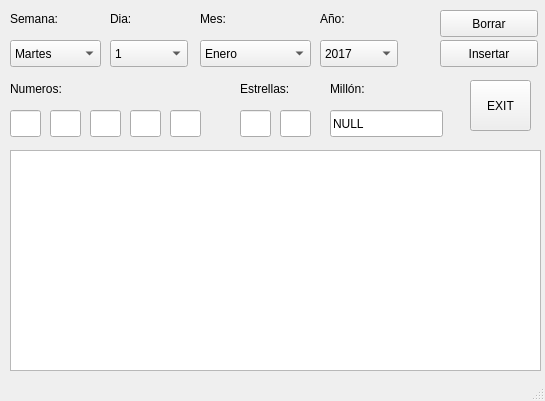
Qt form Backup/windows_gui.ui (jeankarin/omega) before a commit.
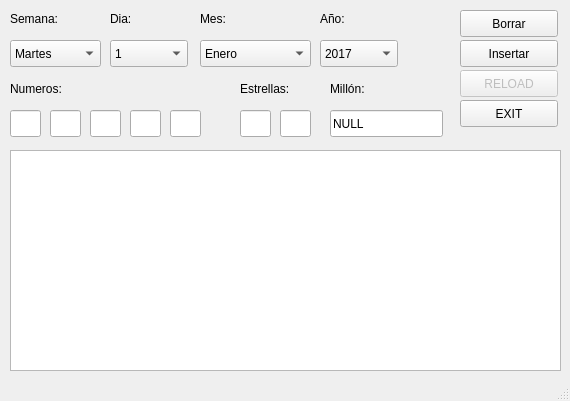
The same form after that commit.

Commit message: Agregamos boton reload

Diff of the .ui file:
```diff
--- a/Backup/windows_gui.ui
+++ b/Backup/windows_gui.ui
@@ -9,19 +9,19 @@
    <rect>
     <x>0</x>
     <y>0</y>
-    <width>545</width>
+    <width>570</width>
     <height>401</height>
    </rect>
   </property>
   <property name="minimumSize">
    <size>
-    <width>545</width>
+    <width>570</width>
     <height>401</height>
    </size>
   </property>
   <property name="maximumSize">
    <size>
-    <width>545</width>
+    <width>570</width>
     <height>401</height>
    </size>
   </property>
@@ -474,7 +474,7 @@
    <widget class="QPushButton" name="EraseButton">
     <property name="geometry">
      <rect>
-      <x>440</x>
+      <x>460</x>
       <y>10</y>
       <width>98</width>
       <height>27</height>
@@ -487,7 +487,7 @@
    <widget class="QPushButton" name="InsertButton">
     <property name="geometry">
      <rect>
-      <x>440</x>
+      <x>460</x>
       <y>40</y>
       <width>98</width>
       <height>27</height>
@@ -500,10 +500,10 @@
    <widget class="QPushButton" name="ExitButton">
     <property name="geometry">
      <rect>
-      <x>470</x>
-      <y>80</y>
-      <width>61</width>
-      <height>51</height>
+      <x>460</x>
+      <y>100</y>
+      <width>98</width>
+      <height>27</height>
      </rect>
     </property>
     <property name="text">
@@ -548,7 +548,7 @@
      <rect>
       <x>10</x>
       <y>150</y>
-      <width>531</width>
+      <width>551</width>
       <height>221</height>
      </rect>
     </property>
@@ -556,6 +556,22 @@
      <bool>true</bool>
     </property>
    </widget>
+   <widget class="QPushButton" name="ReloadButton">
+    <property name="enabled">
+     <bool>false</bool>
+    </property>
+    <property name="geometry">
+     <rect>
+      <x>460</x>
+      <y>70</y>
+      <width>98</width>
+      <height>27</height>
+     </rect>
+    </property>
+    <property name="text">
+     <string>RELOAD</string>
+    </property>
+   </widget>
   </widget>
   <widget class="QStatusBar" name="statusbar"/>
  </widget>
```
Left out of the diff: 11 changed lines with no effect on the pictures. The commit also changes 1 other file.
